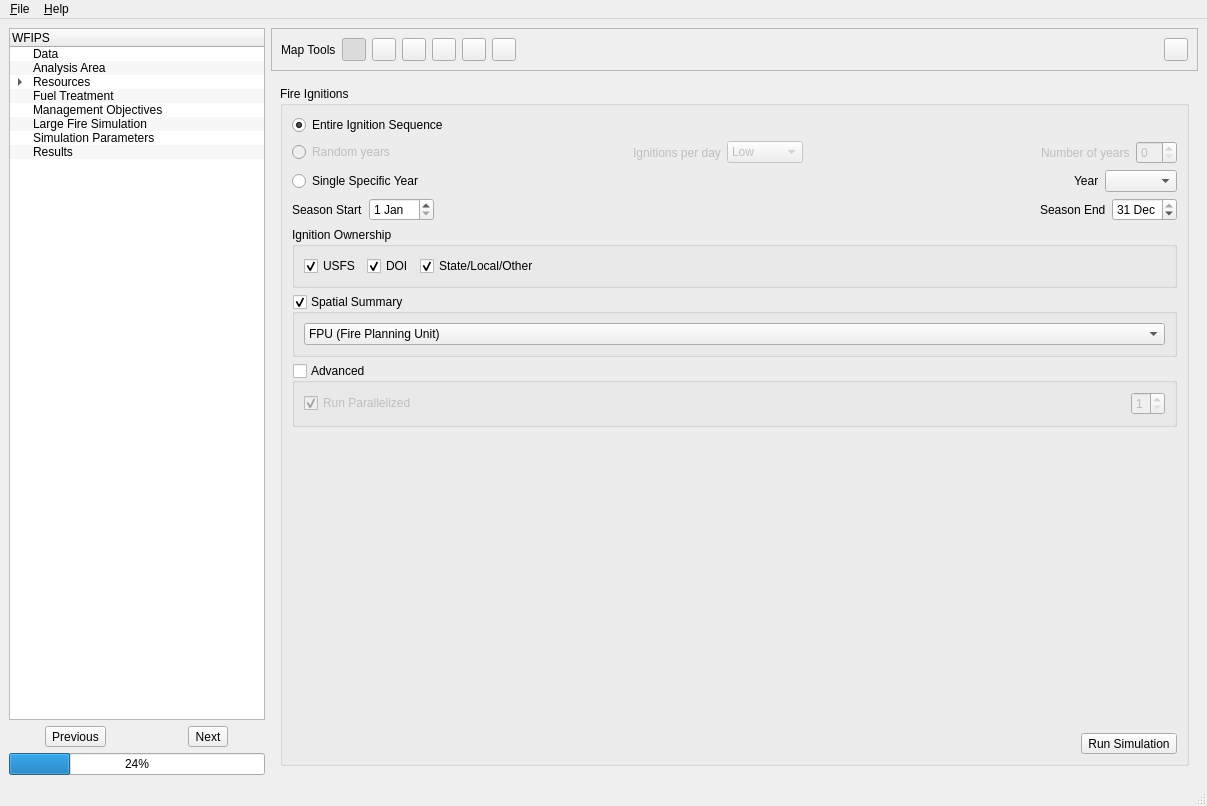
First picture: the form in irs/src/gui/wfipsmainwindow.ui, repository firelab/wfips, before the edit.
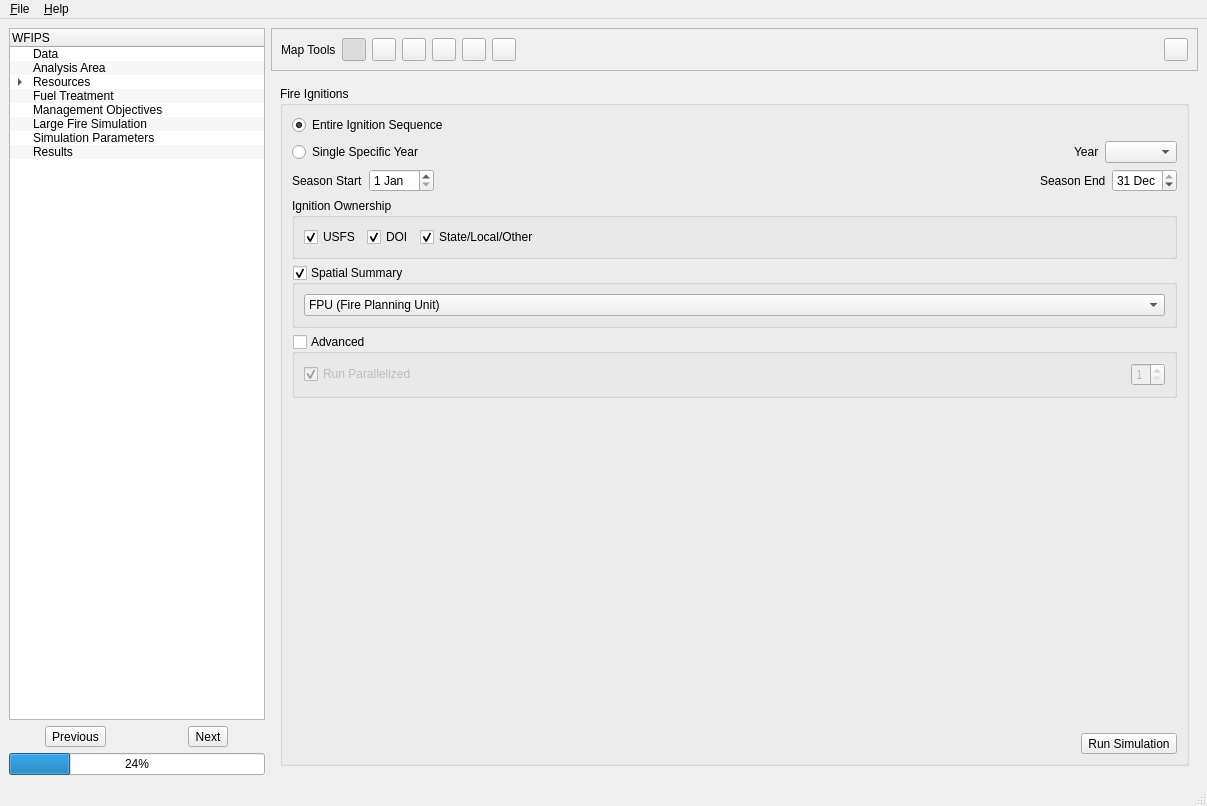
Second picture: the form after the edit. The open tabs and pages were chosen to show the change.

Commit message: fix failing and bad tests, rm non-existent widgets from code

```diff
--- a/irs/src/gui/wfipsmainwindow.ui
+++ b/irs/src/gui/wfipsmainwindow.ui
@@ -1985,103 +1985,6 @@
                </property>
               </widget>
              </item>
-             <item>
-              <layout class="QHBoxLayout" name="horizontalLayout_6">
-               <item>
-                <widget class="QRadioButton" name="randomYearsRadioButton">
-                 <property name="enabled">
-                  <bool>false</bool>
-                 </property>
-                 <property name="text">
-                  <string>Random years</string>
-                 </property>
-                </widget>
-               </item>
-               <item>
-                <spacer name="horizontalSpacer_4">
-                 <property name="orientation">
-                  <enum>Qt::Horizontal</enum>
-                 </property>
-                 <property name="sizeHint" stdset="0">
-                  <size>
-                   <width>40</width>
-                   <height>20</height>
-                  </size>
-                 </property>
-                </spacer>
-               </item>
-               <item>
-                <widget class="QLabel" name="ignPerDayLabel">
-                 <property name="enabled">
-                  <bool>false</bool>
-                 </property>
-                 <property name="text">
-                  <string>Ignitions per day</string>
-                 </property>
-                </widget>
-               </item>
-               <item>
-                <widget class="QComboBox" name="randomIgnPerDayComboBox">
-                 <property name="enabled">
-                  <bool>false</bool>
-                 </property>
-                 <item>
-                  <property name="text">
-                   <string>Low</string>
-                  </property>
-                 </item>
-                 <item>
-                  <property name="text">
-                   <string>Average</string>
-                  </property>
-                 </item>
-                 <item>
-                  <property name="text">
-                   <string>High</string>
-                  </property>
-                 </item>
-                 <item>
-                  <property name="text">
-                   <string>Any</string>
-                  </property>
-                 </item>
-                </widget>
-               </item>
-               <item>
-                <spacer name="horizontalSpacer_8">
-                 <property name="orientation">
-                  <enum>Qt::Horizontal</enum>
-                 </property>
-                 <property name="sizeHint" stdset="0">
-                  <size>
-                   <width>40</width>
-                   <height>20</height>
-                  </size>
-                 </property>
-                </spacer>
-               </item>
-               <item>
-                <widget class="QLabel" name="label_13">
-                 <property name="enabled">
-                  <bool>false</bool>
-                 </property>
-                 <property name="text">
-                  <string>Number of years</string>
-                 </property>
-                </widget>
-               </item>
-               <item>
-                <widget class="QSpinBox" name="randomYearsSpinBox">
-                 <property name="enabled">
-                  <bool>false</bool>
-                 </property>
-                 <property name="accelerated">
-                  <bool>true</bool>
-                 </property>
-                </widget>
-               </item>
-              </layout>
-             </item>
              <item>
               <layout class="QHBoxLayout" name="horizontalLayout_7">
                <item>
```
Left out of the diff: 34 changed lines with no effect on the pictures. The commit also changes 4 other files.
